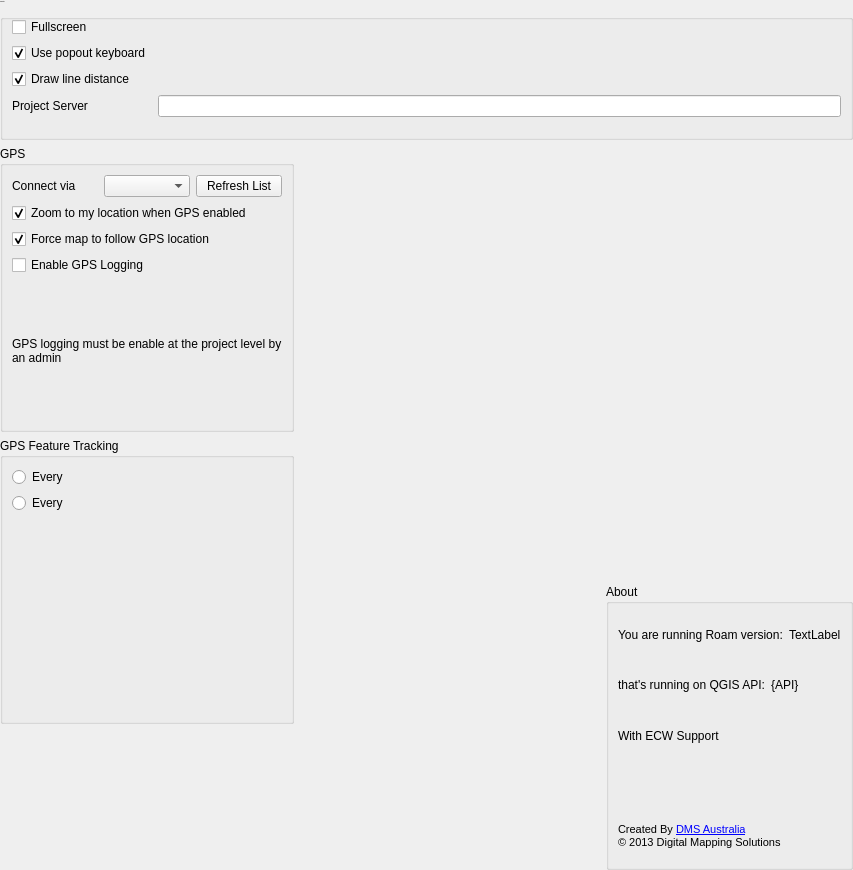
Before: the Qt Designer form src/roam/ui/ui_settings.ui in roam-qgis/Roam, drawn with Qt 5.
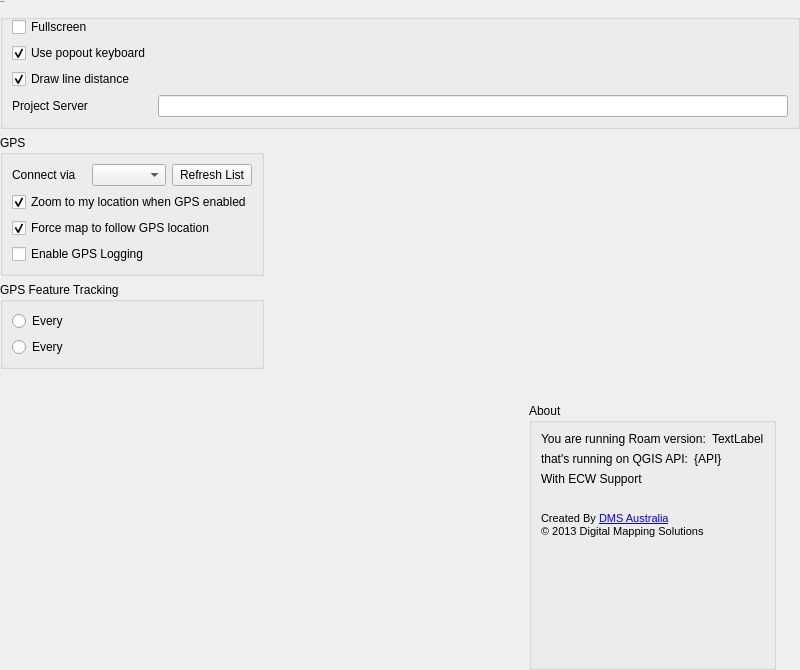
After: the same form once the commit is applied. Icons and pictures are not drawn. Custom widgets are drawn as their Qt base class.

Commit message: Fix #303, Fix #302 - Fix screen sizes

```diff
--- a/src/roam/ui/ui_settings.ui
+++ b/src/roam/ui/ui_settings.ui
@@ -6,8 +6,8 @@
    <rect>
     <x>0</x>
     <y>0</y>
-    <width>853</width>
-    <height>870</height>
+    <width>800</width>
+    <height>670</height>
    </rect>
   </property>
   <property name="windowTitle">
@@ -27,182 +27,17 @@
         }	</string>
   </property>
   <layout class="QGridLayout" name="gridLayout">
-   <property name="leftMargin">
+   <property name="margin">
     <number>0</number>
    </property>
-   <property name="topMargin">
-    <number>0</number>
-   </property>
-   <property name="rightMargin">
-    <number>0</number>
-   </property>
-   <property name="bottomMargin">
-    <number>0</number>
-   </property>
-   <item row="4" column="2" rowspan="2">
-    <widget class="QGroupBox" name="groupBox_3">
-     <property name="title">
-      <string>About</string>
-     </property>
-     <property name="flat">
-      <bool>true</bool>
-     </property>
-     <layout class="QGridLayout" name="gridLayout_4">
-      <item row="4" column="0">
-       <widget class="QLabel" name="label">
-        <property name="sizePolicy">
-         <sizepolicy hsizetype="Preferred" vsizetype="Preferred">
-          <horstretch>0</horstretch>
-          <verstretch>0</verstretch>
-         </sizepolicy>
-        </property>
-        <property name="maximumSize">
-         <size>
-          <width>270</width>
-          <height>250</height>
-         </size>
-        </property>
-        <property name="text">
-         <string/>
-        </property>
-        <property name="pixmap">
-         <pixmap resource="../resources.qrc">:/branding/dms</pixmap>
-        </property>
-        <property name="scaledContents">
-         <bool>true</bool>
-        </property>
-       </widget>
-      </item>
-      <item row="5" column="0">
-       <widget class="QLabel" name="label_3">
-        <property name="text">
-         <string>&lt;!DOCTYPE HTML PUBLIC &quot;-//W3C//DTD HTML 4.0//EN&quot; &quot;http://www.w3.org/TR/REC-html40/strict.dtd&quot;&gt;
-&lt;html&gt;&lt;head&gt;&lt;meta name=&quot;qrichtext&quot; content=&quot;1&quot; /&gt;&lt;style type=&quot;text/css&quot;&gt;
-p, li { white-space: pre-wrap; }
-&lt;/style&gt;&lt;/head&gt;&lt;body style=&quot; font-family:'Segoe UI'; font-weight:400; font-style:normal;&quot;&gt;
-&lt;p style=&quot; margin-top:0px; margin-bottom:0px; margin-left:0px; margin-right:0px; -qt-block-indent:0; text-indent:0px;&quot;&gt;&lt;span style=&quot; font-family:'MS Shell Dlg 2'; font-size:8pt;&quot;&gt;Created By &lt;/span&gt;&lt;a href=&quot;mapsolutions.com.au&quot;&gt;&lt;span style=&quot; font-family:'MS Shell Dlg 2'; font-size:8pt; text-decoration: underline; color:#0000ff;&quot;&gt;DMS Australia&lt;/span&gt;&lt;/a&gt;&lt;/p&gt;
-&lt;p style=&quot; margin-top:0px; margin-bottom:0px; margin-left:0px; margin-right:0px; -qt-block-indent:0; text-indent:0px;&quot;&gt;&lt;span style=&quot; font-family:'MS Shell Dlg 2'; font-size:8pt;&quot;&gt;© 2013 Digital Mapping Solutions&lt;/span&gt;&lt;/p&gt;&lt;/body&gt;&lt;/html&gt;</string>
-        </property>
-        <property name="openExternalLinks">
-         <bool>true</bool>
-        </property>
-        <property name="textInteractionFlags">
-         <set>Qt::LinksAccessibleByKeyboard|Qt::LinksAccessibleByMouse</set>
-        </property>
-       </widget>
-      </item>
-      <item row="1" column="0" colspan="2">
-       <layout class="QHBoxLayout" name="horizontalLayout_3">
-        <item>
-         <widget class="QLabel" name="label_5">
-          <property name="text">
-           <string>that's running on QGIS API:</string>
-          </property>
-         </widget>
-        </item>
-        <item>
-         <widget class="QLabel" name="qgisapiLabel">
-          <property name="text">
-           <string>{API}</string>
-          </property>
-         </widget>
-        </item>
-       </layout>
-      </item>
-      <item row="4" column="1">
-       <widget class="QLabel" name="label_4">
-        <property name="sizePolicy">
-         <sizepolicy hsizetype="Preferred" vsizetype="Preferred">
-          <horstretch>0</horstretch>
-          <verstretch>0</verstretch>
-         </sizepolicy>
-        </property>
-        <property name="minimumSize">
-         <size>
-          <width>0</width>
-          <height>0</height>
-         </size>
-        </property>
-        <property name="maximumSize">
-         <size>
-          <width>150</width>
-          <height>150</height>
-         </size>
-        </property>
-        <property name="text">
-         <string/>
-        </property>
-        <property name="pixmap">
-         <pixmap resource="../resources.qrc">:/branding/qgis</pixmap>
-        </property>
-        <property name="scaledContents">
-         <bool>true</bool>
-        </property>
-       </widget>
-      </item>
-      <item row="0" column="0" colspan="2">
-       <layout class="QHBoxLayout" name="horizontalLayout">
-        <item>
-         <widget class="QLabel" name="versionLabel1">
-          <property name="sizePolicy">
-           <sizepolicy hsizetype="Maximum" vsizetype="Preferred">
-            <horstretch>0</horstretch>
-            <verstretch>0</verstretch>
-           </sizepolicy>
-          </property>
-          <property name="text">
-           <string>You are running Roam version:</string>
-          </property>
-          <property name="scaledContents">
-           <bool>false</bool>
-          </property>
-         </widget>
-        </item>
-        <item>
-         <widget class="QLabel" name="versionLabel">
-          <property name="text">
-           <string>TextLabel</string>
-          </property>
-         </widget>
-        </item>
-       </layout>
-      </item>
-      <item row="2" column="0">
-       <layout class="QHBoxLayout" name="horizontalLayout_4">
-        <item>
-         <widget class="QLabel" name="label_8">
-          <property name="text">
-           <string>With ECW Support</string>
-          </property>
-         </widget>
-        </item>
-        <item>
-         <widget class="QLabel" name="ecwlabel">
-          <property name="text">
-           <string/>
-          </property>
-         </widget>
-        </item>
-       </layout>
-      </item>
-     </layout>
-    </widget>
-   </item>
-   <item row="3" column="1">
-    <spacer name="horizontalSpacer">
-     <property name="orientation">
-      <enum>Qt::Horizontal</enum>
-     </property>
-     <property name="sizeHint" stdset="0">
-      <size>
-       <width>40</width>
-       <height>20</height>
-      </size>
-     </property>
-    </spacer>
-   </item>
-   <item row="3" column="0" rowspan="2">
+   <item row="4" column="0">
     <widget class="QGroupBox" name="groupBox_5">
+     <property name="sizePolicy">
+      <sizepolicy hsizetype="Preferred" vsizetype="Maximum">
+       <horstretch>0</horstretch>
+       <verstretch>0</verstretch>
+      </sizepolicy>
+     </property>
      <property name="title">
       <string>GPS Feature Tracking</string>
      </property>
@@ -245,8 +80,83 @@
      </layout>
     </widget>
    </item>
-   <item row="0" column="0" colspan="3">
+   <item row="2" column="0" rowspan="2">
+    <widget class="QGroupBox" name="groupBox_2">
+     <property name="sizePolicy">
+      <sizepolicy hsizetype="Preferred" vsizetype="Preferred">
+       <horstretch>0</horstretch>
+       <verstretch>0</verstretch>
+      </sizepolicy>
+     </property>
+     <property name="title">
+      <string>GPS</string>
+     </property>
+     <property name="flat">
+      <bool>true</bool>
+     </property>
+     <layout class="QGridLayout" name="gridLayout_3">
+      <item row="0" column="1">
+       <layout class="QHBoxLayout" name="horizontalLayout_2">
+        <item>
+         <widget class="QLabel" name="label_2">
+          <property name="text">
+           <string>Connect via</string>
+          </property>
+         </widget>
+        </item>
+        <item>
+         <widget class="QComboBox" name="gpsPortCombo"/>
+        </item>
+        <item>
+         <widget class="QPushButton" name="refreshPortsButton">
+          <property name="text">
+           <string>Refresh List</string>
+          </property>
+         </widget>
+        </item>
+       </layout>
+      </item>
+      <item row="1" column="1">
+       <widget class="QCheckBox" name="gpslocationCheck">
+        <property name="text">
+         <string>Zoom to my location when GPS enabled</string>
+        </property>
+        <property name="checked">
+         <bool>true</bool>
+        </property>
+       </widget>
+      </item>
+      <item row="3" column="1">
+       <widget class="QCheckBox" name="gpsloggingCheck">
+        <property name="text">
+         <string>Enable GPS Logging</string>
+        </property>
+        <property name="checked">
+         <bool>false</bool>
+        </property>
+       </widget>
+      </item>
+      <item row="2" column="1">
+       <widget class="QCheckBox" name="gpscentermapCheck">
+        <property name="text">
+         <string>Force map to follow GPS location</string>
+        </property>
+        <property name="checked">
+         <bool>true</bool>
+        </property>
+       </widget>
+      </item>
+     </layout>
+    </widget>
+   </item>
+   <item row="0" column="0" colspan="7">
     <widget class="QGroupBox" name="groupBox">
+     <property name="sizePolicy">
+      <sizepolicy hsizetype="MinimumExpanding" vsizetype="Maximum">
+       <horstretch>0</horstretch>
+       <verstretch>0</verstretch>
+      </sizepolicy>
+     </property>
      <property name="font">
       <font>
        <family>Segoe UI</family>
@@ -263,6 +173,9 @@
       <bool>true</bool>
      </property>
      <layout class="QFormLayout" name="formLayout_3">
+      <property name="fieldGrowthPolicy">
+       <enum>QFormLayout::AllNonFixedFieldsGrow</enum>
+      </property>
       <item row="0" column="0">
        <widget class="QCheckBox" name="fullScreenCheck">
         <property name="text">
@@ -303,78 +216,219 @@
      </layout>
     </widget>
    </item>
-   <item row="1" column="0" rowspan="2">
-    <widget class="QGroupBox" name="groupBox_2">
-     <property name="title">
-      <string>GPS</string>
+   <item row="5" column="0">
+    <spacer name="verticalSpacer_3">
+     <property name="orientation">
+      <enum>Qt::Vertical</enum>
      </property>
-     <property name="flat">
-      <bool>true</bool>
+     <property name="sizeHint" stdset="0">
+      <size>
+       <width>20</width>
+       <height>40</height>
+      </size>
      </property>
-     <layout class="QGridLayout" name="gridLayout_3">
-      <item row="0" column="1">
-       <layout class="QHBoxLayout" name="horizontalLayout_2">
-        <item>
-         <widget class="QLabel" name="label_2">
+    </spacer>
+   </item>
+   <item row="2" column="1">
+    <spacer name="horizontalSpacer">
+     <property name="orientation">
+      <enum>Qt::Horizontal</enum>
+     </property>
+     <property name="sizeHint" stdset="0">
+      <size>
+       <width>40</width>
+       <height>20</height>
+      </size>
+     </property>
+    </spacer>
+   </item>
+   <item row="2" column="2" rowspan="4">
+    <layout class="QVBoxLayout" name="verticalLayout">
+     <property name="rightMargin">
+      <number>0</number>
+     </property>
+     <item>
+      <spacer name="verticalSpacer_2">
+       <property name="orientation">
+        <enum>Qt::Vertical</enum>
+       </property>
+       <property name="sizeHint" stdset="0">
+        <size>
+         <width>20</width>
+         <height>40</height>
+        </size>
+       </property>
+      </spacer>
+     </item>
+     <item>
+      <widget class="QGroupBox" name="groupBox_3">
+       <property name="sizePolicy">
+        <sizepolicy hsizetype="Preferred" vsizetype="Preferred">
+         <horstretch>0</horstretch>
+         <verstretch>0</verstretch>
+        </sizepolicy>
+       </property>
+       <property name="title">
+        <string>About</string>
+       </property>
+       <property name="flat">
+        <bool>true</bool>
+       </property>
+       <layout class="QGridLayout" name="gridLayout_4">
+        <item row="0" column="0" colspan="5">
+         <layout class="QHBoxLayout" name="horizontalLayout">
+          <item>
+           <widget class="QLabel" name="versionLabel1">
+            <property name="sizePolicy">
+             <sizepolicy hsizetype="Maximum" vsizetype="Preferred">
+              <horstretch>0</horstretch>
+              <verstretch>0</verstretch>
+             </sizepolicy>
+            </property>
+            <property name="text">
+             <string>You are running Roam version:</string>
+            </property>
+            <property name="scaledContents">
+             <bool>false</bool>
+            </property>
+           </widget>
+          </item>
+          <item>
+           <widget class="QLabel" name="versionLabel">
+            <property name="text">
+             <string>TextLabel</string>
+            </property>
+           </widget>
+          </item>
+         </layout>
+        </item>
+        <item row="1" column="0" colspan="5">
+         <layout class="QHBoxLayout" name="horizontalLayout_3">
+          <item>
+           <widget class="QLabel" name="label_5">
+            <property name="text">
+             <string>that's running on QGIS API:</string>
+            </property>
+           </widget>
+          </item>
+          <item>
+           <widget class="QLabel" name="qgisapiLabel">
+            <property name="text">
+             <string>{API}</string>
+            </property>
+           </widget>
+          </item>
+         </layout>
+        </item>
+        <item row="5" column="0">
+         <widget class="QLabel" name="label_3">
           <property name="text">
-           <string>Connect via</string>
+           <string>&lt;!DOCTYPE HTML PUBLIC &quot;-//W3C//DTD HTML 4.0//EN&quot; &quot;http://www.w3.org/TR/REC-html40/strict.dtd&quot;&gt;
+&lt;html&gt;&lt;head&gt;&lt;meta name=&quot;qrichtext&quot; content=&quot;1&quot; /&gt;&lt;style type=&quot;text/css&quot;&gt;
+p, li { white-space: pre-wrap; }
+&lt;/style&gt;&lt;/head&gt;&lt;body style=&quot; font-family:'Segoe UI'; font-weight:400; font-style:normal;&quot;&gt;
+&lt;p style=&quot; margin-top:0px; margin-bottom:0px; margin-left:0px; margin-right:0px; -qt-block-indent:0; text-indent:0px;&quot;&gt;&lt;span style=&quot; font-family:'MS Shell Dlg 2'; font-size:8pt;&quot;&gt;Created By &lt;/span&gt;&lt;a href=&quot;mapsolutions.com.au&quot;&gt;&lt;span style=&quot; font-family:'MS Shell Dlg 2'; font-size:8pt; text-decoration: underline; color:#0000ff;&quot;&gt;DMS Australia&lt;/span&gt;&lt;/a&gt;&lt;/p&gt;
+&lt;p style=&quot; margin-top:0px; margin-bottom:0px; margin-left:0px; margin-right:0px; -qt-block-indent:0; text-indent:0px;&quot;&gt;&lt;span style=&quot; font-family:'MS Shell Dlg 2'; font-size:8pt;&quot;&gt;© 2013 Digital Mapping Solutions&lt;/span&gt;&lt;/p&gt;&lt;/body&gt;&lt;/html&gt;</string>
           </property>
+          <property name="openExternalLinks">
+           <bool>true</bool>
+          </property>
+          <property name="textInteractionFlags">
+           <set>Qt::LinksAccessibleByKeyboard|Qt::LinksAccessibleByMouse</set>
+          </property>
          </widget>
         </item>
-        <item>
-         <widget class="QComboBox" name="gpsPortCombo"/>
+        <item row="6" column="0">
+         <spacer name="verticalSpacer">
+          <property name="orientation">
+           <enum>Qt::Vertical</enum>
+          </property>
+          <property name="sizeHint" stdset="0">
+           <size>
+            <width>20</width>
+            <height>40</height>
+           </size>
+          </property>
+         </spacer>
         </item>
-        <item>
-         <widget class="QPushButton" name="refreshPortsButton">
+        <item row="4" column="0">
+         <widget class="QLabel" name="label">
+          <property name="sizePolicy">
+           <sizepolicy hsizetype="Preferred" vsizetype="Preferred">
+            <horstretch>0</horstretch>
+            <verstretch>0</verstretch>
+           </sizepolicy>
+          </property>
+          <property name="maximumSize">
+           <size>
+            <width>100</width>
+            <height>100</height>
+           </size>
+          </property>
           <property name="text">
-           <string>Refresh List</string>
+           <string/>
+          </property>
+          <property name="pixmap">
+           <pixmap resource="../resources.qrc">:/branding/dms</pixmap>
+          </property>
+          <property name="scaledContents">
+           <bool>true</bool>
+          </property>
+         </widget>
+        </item>
+        <item row="2" column="0">
+         <layout class="QHBoxLayout" name="horizontalLayout_4">
+          <item>
+           <widget class="QLabel" name="label_8">
+            <property name="text">
+             <string>With ECW Support</string>
+            </property>
+           </widget>
+          </item>
+          <item>
+           <widget class="QLabel" name="ecwlabel">
+            <property name="text">
+             <string/>
+            </property>
+           </widget>
+          </item>
+         </layout>
+        </item>
+        <item row="4" column="1">
+         <widget class="QLabel" name="label_4">
+          <property name="sizePolicy">
+           <sizepolicy hsizetype="Preferred" vsizetype="Preferred">
+            <horstretch>0</horstretch>
+            <verstretch>0</verstretch>
+           </sizepolicy>
+          </property>
+          <property name="minimumSize">
+           <size>
+            <width>0</width>
+            <height>0</height>
+           </size>
+          </property>
+          <property name="maximumSize">
+           <size>
+            <width>100</width>
+            <height>100</height>
+           </size>
+          </property>
+          <property name="text">
+           <string/>
+          </property>
+          <property name="pixmap">
+           <pixmap resource="../resources.qrc">:/branding/qgis</pixmap>
+          </property>
+          <property name="scaledContents">
+           <bool>true</bool>
           </property>
          </widget>
         </item>
        </layout>
-      </item>
-      <item row="1" column="1">
-       <widget class="QCheckBox" name="gpslocationCheck">
-        <property name="text">
-         <string>Zoom to my location when GPS enabled</string>
-        </property>
-        <property name="checked">
-         <bool>true</bool>
-        </property>
-       </widget>
-      </item>
-      <item row="2" column="1">
-       <widget class="QCheckBox" name="gpscentermapCheck">
-        <property name="text">
-         <string>Force map to follow GPS location</string>
-        </property>
-        <property name="checked">
-         <bool>true</bool>
-        </property>
-       </widget>
-      </item>
-      <item row="3" column="1">
-       <widget class="QCheckBox" name="gpsloggingCheck">
-        <property name="text">
-         <string>Enable GPS Logging</string>
-        </property>
-        <property name="checked">
-         <bool>false</bool>
-        </property>
-       </widget>
-      </item>
-      <item row="4" column="1">
-       <widget class="QLabel" name="label_6">
-        <property name="text">
-         <string>GPS logging must be enable at the project level by an admin</string>
-        </property>
-        <property name="wordWrap">
-         <bool>true</bool>
-        </property>
-       </widget>
-      </item>
-     </layout>
-    </widget>
+      </widget>
+     </item>
+    </layout>
    </item>
   </layout>
  </widget>
```
